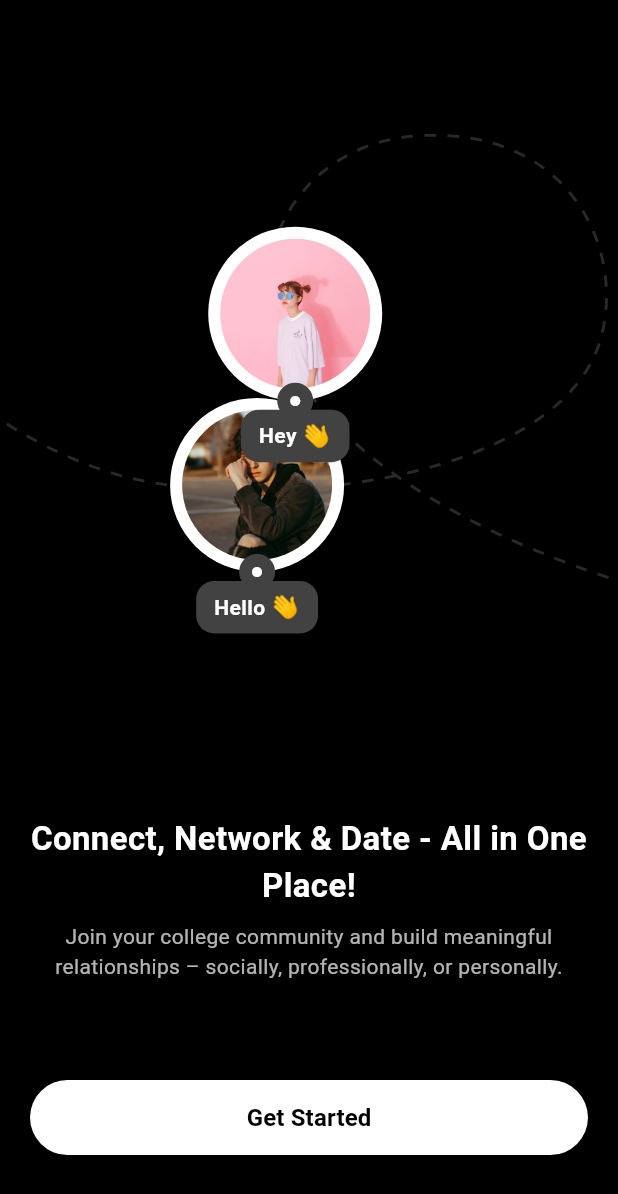
After one commit to farizfarooqui/EV-MobileApp, a Flutter app: the CustomOnBoardingScreen screen opened directly, after a tap on "Get Started", on a phone screen of 412 x 824 dp. The commit adds this screen. Shown: the top 1194 px of the screen. Run offline on Flutter 3.47's test engine with Material 3 defaults, Android fonts, the phone set to English and light mode, and no system bars; our stand-ins replace flutter_map, flutter_svg, get, latlong2.

Commit message:
Custom Animated onBoarding Screen

```diff
--- /dev/null
+++ b/lib/Views/CustomOnBoardingScreen.dart
@@ -0,0 +1,378 @@
+import 'package:flutter/material.dart';
+import 'package:flutter_svg/svg.dart';
+import 'package:get/get.dart';
+import 'dart:ui';
+
+class CustomPath extends CustomPainter {
+  final Path path = Path();
+  final double scale = 0.74;
+
+  CustomPath() {
+    path.moveTo(-93 * scale, 120.137 * scale);
+    path.cubicTo(-93 * scale, 120.137 * scale, 2.67734 * scale, 230.619 * scale,
+        115.668 * scale, 244.091 * scale);
+    path.cubicTo(247.834 * scale, 259.849 * scale, 393.545 * scale,
+        223.322 * scale, 417.411 * scale, 144.512 * scale);
+    path.cubicTo(436.182 * scale, 82.529 * scale, 397.895 * scale,
+        -4.11417 * scale, 292.811 * scale, 1.23635 * scale);
+    path.cubicTo(218.909 * scale, 4.99918 * scale, 184.57 * scale,
+        64.6358 * scale, 187.226 * scale, 106.166 * scale);
+    path.cubicTo(197 * scale, 259 * scale, 472 * scale, 323 * scale,
+        472 * scale, 323 * scale);
+  }
+
+  @override
+  void paint(Canvas canvas, Size size) {
+    Paint paint0Stroke = Paint()
+      ..style = PaintingStyle.stroke
+      ..strokeWidth = size.width * 0.004
+      ..color = Colors.grey.withOpacity(0.5);
+    canvas.drawPath(path, paint0Stroke);
+  }
+
+  @override
+  bool shouldRepaint(covariant CustomPainter oldDelegate) {
+    return false;
+  }
+}
+
+class CustomOnBoardingScreen extends StatefulWidget {
+  const CustomOnBoardingScreen({super.key});
+
+  @override
+  // ignore: library_private_types_in_public_api
+  _CustomOnBoardingScreenState createState() => _CustomOnBoardingScreenState();
+}
+
+class _CustomOnBoardingScreenState extends State<CustomOnBoardingScreen>
+    with SingleTickerProviderStateMixin {
+  late AnimationController _controller;
+  late List<Offset> pathPoints;
+  late Offset avatar1Position;
+  late Offset avatar2Position;
+  bool isColliding = false;
+
+  @override
+  void initState() {
+    super.initState();
+    _controller = AnimationController(
+      vsync: this,
+      duration: const Duration(seconds: 15),
+    )..repeat(reverse: false);
+    _extractPathPoints();
+    avatar1Position = pathPoints.first;
+    avatar2Position = pathPoints[pathPoints.length ~/ 2];
+  }
+
+  void _extractPathPoints() {
+    Path path = CustomPath().path;
+    PathMetrics pathMetrics = path.computeMetrics();
+    pathPoints = [];
+    for (var metric in pathMetrics) {
+      for (double i = 0; i < metric.length; i += 1) {
+        var tangent = metric.getTangentForOffset(i);
+        if (tangent != null) {
+          pathPoints.add(tangent.position);
+        }
+      }
+    }
+  }
+
+  void _checkCollision() {
+    double distance = (avatar1Position - avatar2Position).distance;
+    if (distance < 50) {
+      if (!isColliding) {
+        WidgetsBinding.instance.addPostFrameCallback((_) {
+          setState(() {
+            isColliding = true;
+          });
+        });
+      }
+    } else {
+      if (isColliding) {
+        WidgetsBinding.instance.addPostFrameCallback((_) {
+          setState(() {
+            isColliding = false;
+          });
+        });
+      }
+    }
+  }
+
+  @override
+  void dispose() {
+    _controller.dispose();
+    super.dispose();
+  }
+
+  @override
+  Widget build(BuildContext context) {
+    return Scaffold(
+      backgroundColor: Colors.black,
+      body: SingleChildScrollView(
+        child: Column(
+          children: [
+            SizedBox(height: Get.height * 0.10),
+            SizedBox(
+              height: Get.height * 0.50,
+              child: Stack(
+                children: [
+                  // const Positioned(
+                  //   top: 80,
+                  //   left: 90,
+                  //   child: Center(
+                  //     child: TagWidget(
+                  //       text: "Music",
+                  //       emoji: "🎵",
+                  //     ),
+                  //   ),
+                  // ),
+                  // const Positioned(
+                  //   top: 180,
+                  //   left: 100,
+                  //   child: Center(
+                  //     child: TagWidget(
+                  //       text: "Fashion",
+                  //       emoji: "👗",
+                  //     ),
+                  //   ),
+                  // ),
+                  Container(
+                    color: Colors.transparent,
+                    child: SvgPicture.asset(
+                      'assets/SVG/Vector.svg',
+                      fit: BoxFit.contain,
+                      // color: const Color(0xFFC4C4C4),
+                      color: Colors.white,
+                    ),
+                  ),
+                  AnimatedBuilder(
+                    animation: _controller,
+                    builder: (context, child) {
+                      int index =
+                          (_controller.value * (pathPoints.length - 1)).toInt();
+                      avatar1Position = pathPoints[index];
+
+                      _checkCollision();
+                      return Positioned(
+                        left: avatar1Position.dx,
+                        top: avatar1Position.dy,
+                        child: Transform.scale(
+                          scale: isColliding ? 1.2 : 1.0,
+                          child: ProfileAvatarWithName(
+                            imagePath: 'assets/images/P2.png',
+                            name: 'Hello',
+                            color: isColliding ? Colors.red : Colors.white,
+                          ),
+                        ),
+                      );
+                    },
+                  ),
+                  AnimatedBuilder(
+                    animation: _controller,
+                    builder: (context, child) {
+                      int midIndex =
+                          (((_controller.value * (pathPoints.length - 1)) +
+                                      (pathPoints.length ~/ 2)) %
+                                  pathPoints.length)
+                              .toInt();
+                      avatar2Position = pathPoints[midIndex];
+                      _checkCollision();
+                      return Positioned(
+                        left: avatar2Position.dx,
+                        top: avatar2Position.dy,
+                        child: Transform.scale(
+                          scale: isColliding ? 1.2 : 1.0,
+                          child: ProfileAvatarWithName(
+                            imagePath: 'assets/images/P1.png',
+                            name: 'Hey',
+                            color: isColliding ? Colors.red : Colors.white,
+                          ),
+                        ),
+                      );
+                    },
+                  ),
+                ],
+              ),
+            ),
+            SizedBox(height: Get.height * 0.06),
+            Padding(
+              padding: const EdgeInsets.symmetric(horizontal: 20),
+              child: Column(
+                children: [
+                  const Text(
+                    'Connect, Network & Date - All in One Place!',
+                    style: TextStyle(
+                        color: Colors.white,
+                        fontSize: 22,
+                        fontWeight: FontWeight.w700),
+                    textAlign: TextAlign.center,
+                  ),
+                  SizedBox(height: Get.height * 0.01),
+                  const Text(
+                    'Join your college community and build meaningful relationships – socially, professionally, or personally.',
+                    style: TextStyle(
+                      color: Colors.white70,
+                      fontSize: 14,
+                    ),
+                    textAlign: TextAlign.center,
+                  ),
+                  SizedBox(height: Get.height * 0.08),
+                  ElevatedButton(
+                    onPressed: () {},
+                    style: ElevatedButton.styleFrom(
+                      minimumSize: const Size(double.infinity, 50),
+                      backgroundColor: Colors.white,
+                      foregroundColor: Colors.black,
+                    ),
+                    child: const Text(
+                      'Get Started',
+                      style: TextStyle(
+                        fontWeight: FontWeight.bold,
+                        fontSize: 16,
+                      ),
+                    ),
+                  ),
+                ],
+              ),
+            )
+          ],
+        ),
+      ),
+    );
+  }
+}
+
+class ProfileAvatarWithName extends StatelessWidget {
+  final String imagePath;
+  final String name;
+  final Color color;
+  const ProfileAvatarWithName({
+    super.key,
+    required this.imagePath,
+    required this.name,
+    this.color = Colors.white,
+  });
+
+  @override
+  Widget build(BuildContext context) {
+    return Column(
+      children: [
+        Stack(
+          alignment: Alignment.center,
+          clipBehavior: Clip.none,
+          children: [
+            Container(
+              // decoration: BoxDecoration(
+              //   shape: BoxShape.circle,
+              //   boxShadow: [
+              //     BoxShadow(
+              //       color: Color(0xFFF6D1EB),
+              //       blurRadius: 10, // Blur intensity
+              //       spreadRadius: 2, // Spread of the shadow
+              //       offset: Offset(0, 4), // Position of shadow
+              //     ),
+              //   ],
+              // ),
+              child: CircleAvatar(
+                radius: 58,
+                backgroundColor: color,
+                child: ClipOval(
+                  child: Image.asset(
+                    imagePath,
+                    width: 100,
+                    height: 100,
+                    fit: BoxFit.cover,
+                  ),
+                ),
+              ),
+            ),
+            Positioned(
+              bottom: -12,
+              child: Container(
+                width: 24,
+                height: 24,
+                decoration: BoxDecoration(
+                  color: Colors.grey[800],
+                  shape: BoxShape.circle,
+                ),
+                child: const Icon(
+                  Icons.circle,
+                  color: Colors.white,
+                  size: 8,
+                ),
+              ),
+            ),
+          ],
+        ),
+        const SizedBox(height: 6),
+        Container(
+          padding: const EdgeInsets.symmetric(horizontal: 12, vertical: 6),
+          decoration: BoxDecoration(
+            color: Colors.grey[800],
+            borderRadius: BorderRadius.circular(12),
+          ),
+          child: Row(
+            mainAxisSize: MainAxisSize.min,
+            children: [
+              Text(
+                name,
+                style: const TextStyle(
+                  color: Colors.white,
+                  fontWeight: FontWeight.bold,
+                ),
+              ),
+              const SizedBox(width: 3),
+              const Text(
+                '👋',
+                style: TextStyle(fontSize: 16),
+              ),
+            ],
+          ),
+        ),
+      ],
+    );
+  }
+}
+
+class TagWidget extends StatelessWidget {
+  final String text;
+  final String emoji;
+  const TagWidget({
+    super.key,
+    required this.text,
+    required this.emoji,
+  });
+  @override
+  Widget build(BuildContext context) {
+    return Container(
+      padding: const EdgeInsets.symmetric(horizontal: 16, vertical: 8),
+      decoration: BoxDecoration(
+        color: Colors.white,
+        borderRadius: BorderRadius.circular(24),
+        border: Border.all(
+          color: Colors.grey.shade400,
+          width: 0,
+        ),
+      ),
+      child: Row(
+        mainAxisSize: MainAxisSize.min,
+        children: [
+          Text(
+            emoji,
+            style: const TextStyle(fontSize: 14),
+          ),
+          const SizedBox(width: 3),
+          Text(
+            text,
+            style: const TextStyle(
+              color: Colors.black87,
+              fontSize: 14,
+              fontWeight: FontWeight.w500,
+            ),
+          ),
+        ],
+      ),
+    );
+  }
+}
--- a/lib/main.dart
+++ b/lib/main.dart
@@ -1,6 +1,5 @@
 import 'package:flutter/material.dart';
 import 'package:get/get.dart';
-import 'package:nobile/Views/HomeScreen.dart';
 import 'package:nobile/Views/OnBoardingScreen.dart';
 
 void main() {
--- a/pubspec.yaml
+++ b/pubspec.yaml
@@ -48,6 +48,7 @@ dependencies:
   permission_handler: ^10.0.0
   geolocator: ^10.0.0
   flutter_spinkit: ^5.1.0
+  flutter_svg: ^2.0.17
 
 dev_dependencies:
   flutter_test:
@@ -73,7 +74,7 @@ flutter:
   # To add assets to your application, add an assets section, like this:
   assets:
     - assets/images/
-  #   - images/a_dot_ham.jpeg
+    - assets/SVG/
 
   # An image asset can refer to one or more resolution-specific "variants", see
   # https://flutter.dev/to/resolution-aware-images
```
Also changed, not shown: assets/SVG/Vector.svg (added), assets/images/P1.png (added), assets/images/P2.png (added), pubspec.lock.
